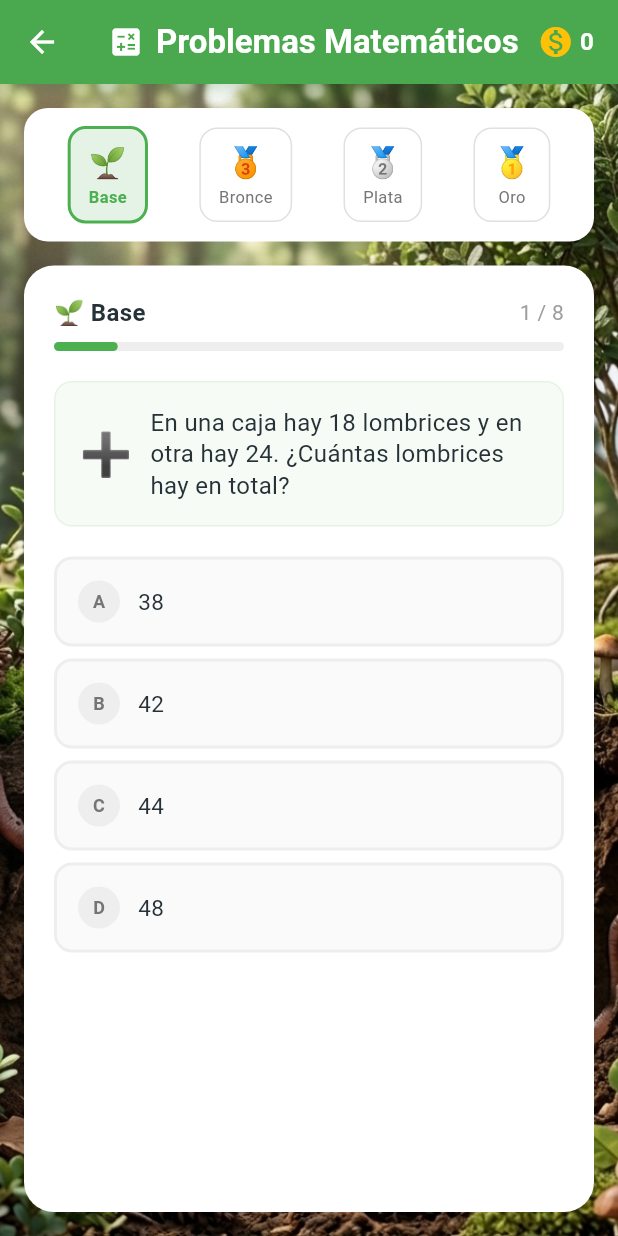
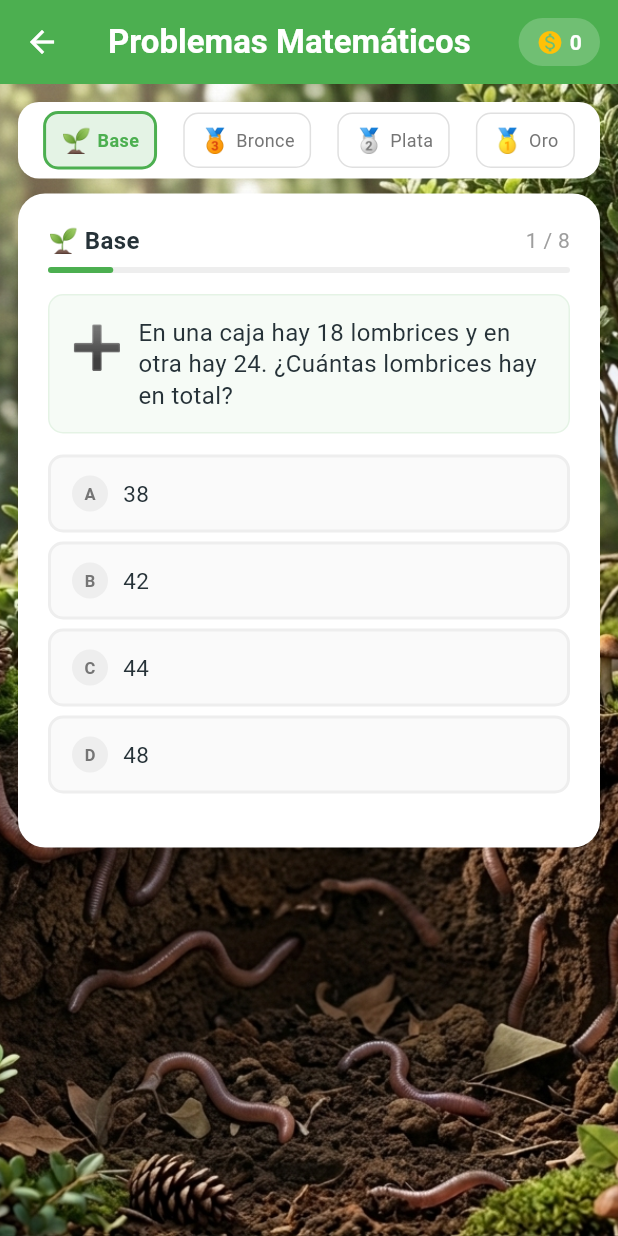
Before and after one commit to Davilui912/lombriaventura, a Flutter app: the ProblemasMatematicosScreen screen opened directly, on a phone screen of 412 x 824 dp. Run offline on Flutter 3.47's test engine with Material 3 defaults, Android fonts, the phone set to English and light mode, and no system bars; our stand-ins replace cloud_firestore, connectivity_plus, firebase_auth, firebase_core, flutter_tts, hive and 4 more; accounts and stored records are empty; Roboto replaces fonts that are missing (Fredoka).

Commit message:
arreglando el como se ve de los problemas matematicos

```diff
--- a/lib/screens/tienda/problemas_matematicos.dart
+++ b/lib/screens/tienda/problemas_matematicos.dart
@@ -41,6 +41,7 @@ class _ProblemasMatematicosScreenState extends State<ProblemasMatematicosScreen>
   bool _problemaRespondido = false;
   String _mensajeFeedback = '';
   Color _colorFeedback = AppTheme.verde;
+  int _monedasActuales = 0;
 
   // Lista de todos los problemas (32 del documento)
   final List<ProblemaMatematico> _todosLosProblemas = [];
@@ -54,6 +55,14 @@ class _ProblemasMatematicosScreenState extends State<ProblemasMatematicosScreen>
   void initState() {
     super.initState();
     _cargarProblemas();
+    _cargarMonedasActuales();
+  }
+
+  Future<void> _cargarMonedasActuales() async {
+    final box = await Hive.openBox('progreso');
+    setState(() {
+      _monedasActuales = box.get('monedas', defaultValue: 0);
+    });
   }
 
   void _cargarProblemas() {
@@ -429,7 +438,7 @@ class _ProblemasMatematicosScreenState extends State<ProblemasMatematicosScreen>
         _mensajeFeedback = '🎉 ¡Correcto! +${problema.monedasGanadas} monedas';
         _colorFeedback = AppTheme.verde;
       } else {
-        _mensajeFeedback = '😅 ¡Ups! La respuesta correcta era: ${problema.respuestaCorrecta}';
+        _mensajeFeedback = '😅 La correcta era: ${problema.respuestaCorrecta}';
         _colorFeedback = Colors.red;
       }
     });
@@ -454,7 +463,9 @@ class _ProblemasMatematicosScreenState extends State<ProblemasMatematicosScreen>
         final box = await Hive.openBox('progreso');
         int monedasActuales = box.get('monedas', defaultValue: 0);
         await box.put('monedas', monedasActuales + _monedasGanadas);
-        // Registrar actividad para mantener la racha
+        setState(() {
+          _monedasActuales = monedasActuales + _monedasGanadas;
+        });
         _actividadService.registrarActividad();
       } catch (e) {
         print('Error guardando monedas: $e');
@@ -474,44 +485,38 @@ class _ProblemasMatematicosScreenState extends State<ProblemasMatematicosScreen>
 
   @override
   Widget build(BuildContext context) {
+    // Detectar tamaño de pantalla para ajustar
+    final screenHeight = MediaQuery.of(context).size.height;
+    final isSmallScreen = screenHeight < 700;
+
     return Scaffold(
       appBar: AppBar(
-        title: Row(
-          children: [
-            const Icon(Icons.calculate, color: Colors.white),
-            const SizedBox(width: 8),
-            const Text('Problemas Matemáticos'),
-          ],
+        title: const Text('Problemas Matemáticos'),
+        backgroundColor: AppTheme.verde,
+        elevation: 0,
+        // ✅ Las monedas van en un chip fijo en la AppBar, sin superposición
+        actions: [
+          Container(
+            margin: const EdgeInsets.only(right: 12),
+            padding: const EdgeInsets.symmetric(horizontal: 12, vertical: 6),
+            decoration: BoxDecoration(
+              color: Colors.white.withValues(alpha: 0.2),
+              borderRadius: BorderRadius.circular(20),
             ),
-        backgroundColor: AppTheme.verde,
-        actions: [
-          // Mostrar monedas actuales
-          FutureBuilder(
-            future: Hive.openBox('progreso'),
-            builder: (context, snapshot) {
-              if (snapshot.hasData) {
-                final box = snapshot.data as Box;
-                final monedas = box.get('monedas', defaultValue: 0);
-                return Padding(
-                  padding: const EdgeInsets.only(right: 16),
             child: Row(
               children: [
-                      const Icon(Icons.monetization_on, color: Colors.amber),
+                const Icon(Icons.monetization_on, color: Colors.amber, size: 18),
                 const SizedBox(width: 4),
                 Text(
-                        '$monedas',
+                  '$_monedasActuales',
                   style: const TextStyle(
                     color: Colors.white,
                     fontWeight: FontWeight.bold,
-                          fontSize: 16,
+                    fontSize: 14,
                   ),
                 ),
               ],
             ),
-                );
-              }
-              return const SizedBox.shrink();
-            },
           ),
         ],
       ),
@@ -523,19 +528,19 @@ class _ProblemasMatematicosScreenState extends State<ProblemasMatematicosScreen>
           ),
         ),
         child: Padding(
-          padding: const EdgeInsets.all(16),
+          padding: const EdgeInsets.all(12),
           child: Column(
             children: [
-              // Selector de nivel
+              // Selector de nivel (más compacto)
               Container(
-                padding: const EdgeInsets.all(12),
+                padding: const EdgeInsets.symmetric(horizontal: 8, vertical: 6),
                 decoration: BoxDecoration(
                   color: Colors.white,
-                  borderRadius: BorderRadius.circular(16),
+                  borderRadius: BorderRadius.circular(14),
                   boxShadow: [
                     BoxShadow(
                       color: Colors.black.withValues(alpha: 0.05),
-                      blurRadius: 8,
+                      blurRadius: 6,
                     ),
                   ],
                 ),
@@ -549,13 +554,17 @@ class _ProblemasMatematicosScreenState extends State<ProblemasMatematicosScreen>
                   ],
                 ),
               ),
-              const SizedBox(height: 16),
+              const SizedBox(height: 10),
 
-              // Contenido principal
+              // Contenido principal (con ScrollView para evitar overflow)
               Expanded(
                 child: _mostrarResultado
-                    ? _buildResultado()
-                    : _buildProblema(),
+                    ? SingleChildScrollView(
+                        child: _buildResultado(),
+                      )
+                    : SingleChildScrollView(
+                        child: _buildProblema(isSmallScreen),
+                      ),
               ),
             ],
           ),
@@ -571,22 +580,24 @@ class _ProblemasMatematicosScreenState extends State<ProblemasMatematicosScreen>
     return GestureDetector(
       onTap: () => _seleccionarNivel(nivel),
       child: Container(
-        padding: const EdgeInsets.symmetric(horizontal: 12, vertical: 8),
+        padding: const EdgeInsets.symmetric(horizontal: 10, vertical: 6),
         decoration: BoxDecoration(
           color: isSelected ? color.withValues(alpha: 0.15) : Colors.transparent,
-          borderRadius: BorderRadius.circular(12),
+          borderRadius: BorderRadius.circular(10),
           border: Border.all(
             color: isSelected ? color : Colors.grey.shade300,
             width: isSelected ? 2 : 1,
           ),
         ),
-        child: Column(
+        child: Row(
+          mainAxisSize: MainAxisSize.min,
           children: [
-            Text(emoji, style: const TextStyle(fontSize: 20)),
+            Text(emoji, style: const TextStyle(fontSize: 16)),
+            const SizedBox(width: 4),
             Text(
               label,
               style: TextStyle(
-                fontSize: 11,
+                fontSize: 12,
                 fontWeight: isSelected ? FontWeight.bold : FontWeight.normal,
                 color: isSelected ? color : Colors.grey.shade600,
               ),
@@ -597,7 +608,7 @@ class _ProblemasMatematicosScreenState extends State<ProblemasMatematicosScreen>
     );
   }
 
-  Widget _buildProblema() {
+  Widget _buildProblema(bool isSmallScreen) {
     final problemas = _problemasFiltrados;
     if (problemas.isEmpty) {
       return const Center(
@@ -610,20 +621,21 @@ class _ProblemasMatematicosScreenState extends State<ProblemasMatematicosScreen>
     final progreso = ((_problemaActualIndex + 1) / total * 100);
 
     return Container(
-      padding: const EdgeInsets.all(20),
+      padding: EdgeInsets.all(isSmallScreen ? 12 : 20),
       decoration: BoxDecoration(
         color: Colors.white,
-        borderRadius: BorderRadius.circular(20),
+        borderRadius: BorderRadius.circular(18),
         boxShadow: [
           BoxShadow(
             color: Colors.black.withValues(alpha: 0.05),
-            blurRadius: 12,
-            offset: const Offset(0, 4),
+            blurRadius: 10,
+            offset: const Offset(0, 3),
           ),
         ],
       ),
       child: Column(
         crossAxisAlignment: CrossAxisAlignment.start,
+        mainAxisSize: MainAxisSize.min,
         children: [
           // Progreso
           Row(
@@ -631,50 +643,51 @@ class _ProblemasMatematicosScreenState extends State<ProblemasMatematicosScreen>
             children: [
               Text(
                 '${_getEmojiNivel(_nivelSeleccionado)} ${_getNombreNivel(_nivelSeleccionado)}',
-                style: const TextStyle(
+                style: TextStyle(
                   fontWeight: FontWeight.bold,
-                  fontSize: 16,
+                  fontSize: isSmallScreen ? 14 : 16,
                 ),
               ),
               Text(
                 '${_problemaActualIndex + 1} / $total',
-                style: const TextStyle(
+                style: TextStyle(
                   color: Colors.grey,
-                  fontSize: 14,
+                  fontSize: isSmallScreen ? 12 : 14,
                 ),
               ),
             ],
           ),
-          const SizedBox(height: 8),
+          const SizedBox(height: 6),
           LinearProgressIndicator(
             value: progreso / 100,
             backgroundColor: Colors.grey.shade200,
             color: _getColorNivel(_nivelSeleccionado),
-            minHeight: 6,
+            minHeight: 4,
             borderRadius: BorderRadius.circular(3),
           ),
-          const SizedBox(height: 20),
+          const SizedBox(height: 14),
 
-          // Pregunta
+          // Pregunta (con tamaño ajustable)
           Container(
-            padding: const EdgeInsets.all(16),
+            padding: EdgeInsets.all(isSmallScreen ? 10 : 14),
             decoration: BoxDecoration(
               color: AppTheme.verde.withValues(alpha: 0.05),
-              borderRadius: BorderRadius.circular(12),
+              borderRadius: BorderRadius.circular(10),
               border: Border.all(color: AppTheme.verde.withValues(alpha: 0.1)),
             ),
             child: Row(
+              crossAxisAlignment: CrossAxisAlignment.start,
               children: [
                 Text(
                   problema.emoji,
-                  style: const TextStyle(fontSize: 28),
+                  style: TextStyle(fontSize: isSmallScreen ? 22 : 28),
                 ),
-                const SizedBox(width: 12),
+                const SizedBox(width: 10),
                 Expanded(
                   child: Text(
                     problema.pregunta,
-                    style: const TextStyle(
-                      fontSize: 16,
+                    style: TextStyle(
+                      fontSize: isSmallScreen ? 14 : 16,
                       height: 1.3,
                     ),
                   ),
@@ -682,26 +695,29 @@ class _ProblemasMatematicosScreenState extends State<ProblemasMatematicosScreen>
               ],
             ),
           ),
-          const SizedBox(height: 20),
+          const SizedBox(height: 14),
 
-          // Opciones
+          // Opciones (más compactas en pantallas pequeñas)
           ...problema.opciones.map((opcion) {
             bool isCorrect = opcion == problema.respuestaCorrecta;
             bool isSelected = _problemaRespondido;
 
             return Padding(
-              padding: const EdgeInsets.only(bottom: 8),
+              padding: const EdgeInsets.only(bottom: 6),
               child: GestureDetector(
                 onTap: _problemaRespondido ? null : () => _responderOpcion(opcion),
                 child: Container(
-                  padding: const EdgeInsets.all(14),
+                  padding: EdgeInsets.symmetric(
+                    horizontal: isSmallScreen ? 10 : 14,
+                    vertical: isSmallScreen ? 10 : 12,
+                  ),
                   decoration: BoxDecoration(
                     color: _problemaRespondido
                         ? (isCorrect
-                            ? AppTheme.verde.withValues(alpha: 0.15)
-                            : Colors.red.withValues(alpha: 0.1))
+                            ? AppTheme.verde.withValues(alpha: 0.12)
+                            : Colors.red.withValues(alpha: 0.08))
                         : Colors.grey.shade50,
-                    borderRadius: BorderRadius.circular(12),
+                    borderRadius: BorderRadius.circular(10),
                     border: Border.all(
                       color: _problemaRespondido
                           ? (isCorrect ? AppTheme.verde : Colors.red)
@@ -712,8 +728,8 @@ class _ProblemasMatematicosScreenState extends State<ProblemasMatematicosScreen>
                   child: Row(
                     children: [
                       Container(
-                        width: 28,
-                        height: 28,
+                        width: 24,
+                        height: 24,
                         decoration: BoxDecoration(
                           color: _problemaRespondido
                               ? (isCorrect ? AppTheme.verde : Colors.red)
@@ -726,20 +742,22 @@ class _ProblemasMatematicosScreenState extends State<ProblemasMatematicosScreen>
                             style: TextStyle(
                               color: _problemaRespondido ? Colors.white : Colors.grey.shade600,
                               fontWeight: FontWeight.bold,
-                              fontSize: 12,
+                              fontSize: 11,
                             ),
                           ),
                         ),
                       ),
-                      const SizedBox(width: 12),
+                      const SizedBox(width: 10),
                       Expanded(
                         child: Text(
                           opcion,
-                          style: const TextStyle(fontSize: 15),
+                          style: TextStyle(
+                            fontSize: isSmallScreen ? 13 : 15,
+                          ),
                         ),
                       ),
                       if (_problemaRespondido && isCorrect)
-                        const Icon(Icons.check_circle, color: AppTheme.verde, size: 20),
+                        const Icon(Icons.check_circle, color: AppTheme.verde, size: 18),
                     ],
                   ),
                 ),
@@ -747,22 +765,23 @@ class _ProblemasMatematicosScreenState extends State<ProblemasMatematicosScreen>
             );
           }),
 
-          const SizedBox(height: 12),
+          const SizedBox(height: 10),
 
-          // Feedback
+          // Feedback (más compacto)
           if (_problemaRespondido)
             Container(
-              padding: const EdgeInsets.all(12),
+              padding: EdgeInsets.all(isSmallScreen ? 8 : 10),
               decoration: BoxDecoration(
-                color: _colorFeedback.withValues(alpha: 0.1),
-                borderRadius: BorderRadius.circular(10),
-                border: Border.all(color: _colorFeedback.withValues(alpha: 0.3)),
+                color: _colorFeedback.withValues(alpha: 0.08),
+                borderRadius: BorderRadius.circular(8),
+                border: Border.all(color: _colorFeedback.withValues(alpha: 0.2)),
               ),
               child: Row(
                 children: [
                   Icon(
                     _colorFeedback == AppTheme.verde ? Icons.check_circle : Icons.cancel,
                     color: _colorFeedback,
+                    size: 18,
                   ),
                   const SizedBox(width: 8),
                   Expanded(
@@ -771,6 +790,7 @@ class _ProblemasMatematicosScreenState extends State<ProblemasMatematicosScreen>
                       style: TextStyle(
                         color: _colorFeedback,
                         fontWeight: FontWeight.bold,
+                        fontSize: isSmallScreen ? 12 : 14,
                       ),
                     ),
                   ),
@@ -810,59 +830,59 @@ class _ProblemasMatematicosScreenState extends State<ProblemasMatematicosScreen>
     }
 
     return Container(
-      padding: const EdgeInsets.all(24),
+      padding: const EdgeInsets.all(20),
       decoration: BoxDecoration(
         color: Colors.white,
-        borderRadius: BorderRadius.circular(20),
+        borderRadius: BorderRadius.circular(18),
         boxShadow: [
           BoxShadow(
             color: Colors.black.withValues(alpha: 0.05),
-            blurRadius: 12,
-            offset: const Offset(0, 4),
+            blurRadius: 10,
+            offset: const Offset(0, 3),
           ),
         ],
       ),
       child: Column(
-        mainAxisAlignment: MainAxisAlignment.center,
+        mainAxisSize: MainAxisSize.min,
         children: [
-          Icon(iconoFinal, size: 80, color: colorFinal),
-          const SizedBox(height: 16),
+          Icon(iconoFinal, size: 60, color: colorFinal),
+          const SizedBox(height: 10),
           Text(
             '¡Nivel completado!',
             style: const TextStyle(
-              fontSize: 24,
+              fontSize: 20,
               fontWeight: FontWeight.bold,
             ),
           ),
-          const SizedBox(height: 8),
+          const SizedBox(height: 4),
           Text(
             '${_getEmojiNivel(_nivelSeleccionado)} ${_getNombreNivel(_nivelSeleccionado)}',
             style: TextStyle(
-              fontSize: 18,
+              fontSize: 16,
               color: _getColorNivel(_nivelSeleccionado),
               fontWeight: FontWeight.bold,
             ),
           ),
-          const SizedBox(height: 16),
+          const SizedBox(height: 12),
           Row(
             mainAxisAlignment: MainAxisAlignment.center,
             children: [
               Text(
                 '$aciertos / $total',
-                style: const TextStyle(fontSize: 30, fontWeight: FontWeight.bold),
+                style: const TextStyle(fontSize: 24, fontWeight: FontWeight.bold),
               ),
-              const SizedBox(width: 16),
+              const SizedBox(width: 12),
               Container(
-                padding: const EdgeInsets.symmetric(horizontal: 12, vertical: 4),
+                padding: const EdgeInsets.symmetric(horizontal: 10, vertical: 2),
                 decoration: BoxDecoration(
                   color: colorFinal.withValues(alpha: 0.1),
-                  borderRadius: BorderRadius.circular(20),
+                  borderRadius: BorderRadius.circular(16),
                   border: Border.all(color: colorFinal.withValues(alpha: 0.3)),
                 ),
                 child: Text(
                   '$porcentaje%',
                   style: TextStyle(
-                    fontSize: 20,
+                    fontSize: 16,
                     fontWeight: FontWeight.bold,
                     color: colorFinal,
                   ),
@@ -870,29 +890,29 @@ class _ProblemasMatematicosScreenState extends State<ProblemasMatematicosScreen>
               ),
             ],
           ),
-          const SizedBox(height: 8),
+          const SizedBox(height: 4),
           Text(
             mensajeFinal,
             textAlign: TextAlign.center,
-            style: const TextStyle(fontSize: 16, color: Colors.grey),
+            style: const TextStyle(fontSize: 14, color: Colors.grey),
           ),
-          const SizedBox(height: 16),
+          const SizedBox(height: 12),
           Container(
-            padding: const EdgeInsets.symmetric(horizontal: 16, vertical: 8),
+            padding: const EdgeInsets.symmetric(horizontal: 14, vertical: 6),
             decoration: BoxDecoration(
-              color: Colors.amber.withValues(alpha: 0.1),
+              color: Colors.amber.withValues(alpha: 0.12),
               borderRadius: BorderRadius.circular(12),
-              border: Border.all(color: Colors.amber.withValues(alpha: 0.3)),
+              border: Border.all(color: Colors.amber.withValues(alpha: 0.2)),
             ),
             child: Row(
               mainAxisSize: MainAxisSize.min,
               children: [
-                const Icon(Icons.monetization_on, color: Colors.amber),
-                const SizedBox(width: 8),
+                const Icon(Icons.monetization_on, color: Colors.amber, size: 18),
+                const SizedBox(width: 6),
                 Text(
                   '+$_monedasGanadas monedas',
                   style: const TextStyle(
-                    fontSize: 18,
+                    fontSize: 16,
                     fontWeight: FontWeight.bold,
                     color: Colors.amber,
                   ),
@@ -900,7 +920,7 @@ class _ProblemasMatematicosScreenState extends State<ProblemasMatematicosScreen>
               ],
             ),
           ),
-          const SizedBox(height: 24),
+          const SizedBox(height: 16),
           Row(
             mainAxisAlignment: MainAxisAlignment.center,
             children: [
@@ -908,18 +928,20 @@ class _ProblemasMatematicosScreenState extends State<ProblemasMatematicosScreen>
                 onPressed: _reiniciarNivel,
                 style: ElevatedButton.styleFrom(
                   backgroundColor: _getColorNivel(_nivelSeleccionado),
-                  padding: const EdgeInsets.symmetric(horizontal: 24, vertical: 12),
+                  padding: const EdgeInsets.symmetric(horizontal: 20, vertical: 10),
+                  minimumSize: const Size(80, 40),
                 ),
-                child: const Text('🔄 Repetir nivel'),
+                child: const Text('🔄 Repetir'),
               ),
-              const SizedBox(width: 12),
+              const SizedBox(width: 10),
               ElevatedButton(
                 onPressed: () {
                   Navigator.pop(context);
                 },
                 style: ElevatedButton.styleFrom(
                   backgroundColor: AppTheme.verdeClaro,
-                  padding: const EdgeInsets.symmetric(horizontal: 24, vertical: 12),
+                  padding: const EdgeInsets.symmetric(horizontal: 20, vertical: 10),
+                  minimumSize: const Size(80, 40),
                 ),
                 child: const Text('⬅️ Volver'),
               ),
```
Lines whose indentation alone changed are shown as unchanged.
